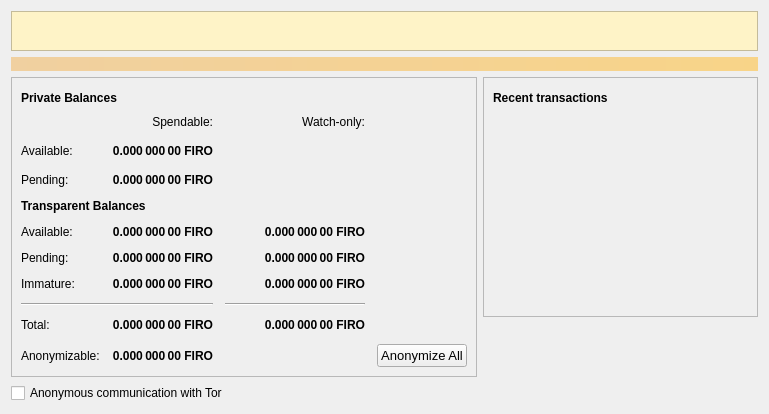
Qt form src/qt/forms/overviewpage.ui (firoorg/firo) before a commit.
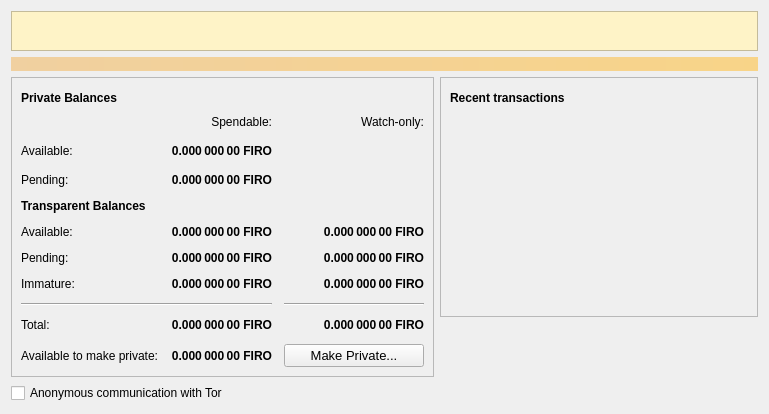
The same form after that commit. Icons and pictures are not drawn.

Commit message: Qt: make arbitrary funds private with Spark

Patch:
```diff
--- a/src/qt/forms/overviewpage.ui
+++ b/src/qt/forms/overviewpage.ui
@@ -188,7 +188,7 @@
             <item row="16" column="0">
              <widget class="QLabel" name="labelAnonymizableText">
               <property name="text">
-               <string>Anonymizable:</string>
+               <string>Available to make private:</string>
               </property>
              </widget>
             </item>
@@ -483,7 +483,7 @@
               </property>
              </widget>
             </item>
-            <item row="16" column="4">
+            <item row="16" column="2">
              <widget class="QPushButton" name="anonymizeButton">
               <property name="sizePolicy">
                <sizepolicy hsizetype="Minimum" vsizetype="Minimum">
@@ -497,7 +497,7 @@
                </font>
               </property>
               <property name="text">
-               <string>Anonymize All</string>
+               <string>Make Private...</string>
               </property>
              </widget>
             </item>
```
Left out of the diff: 4 changed lines with no effect on the pictures. The commit also changes 11 other files.
